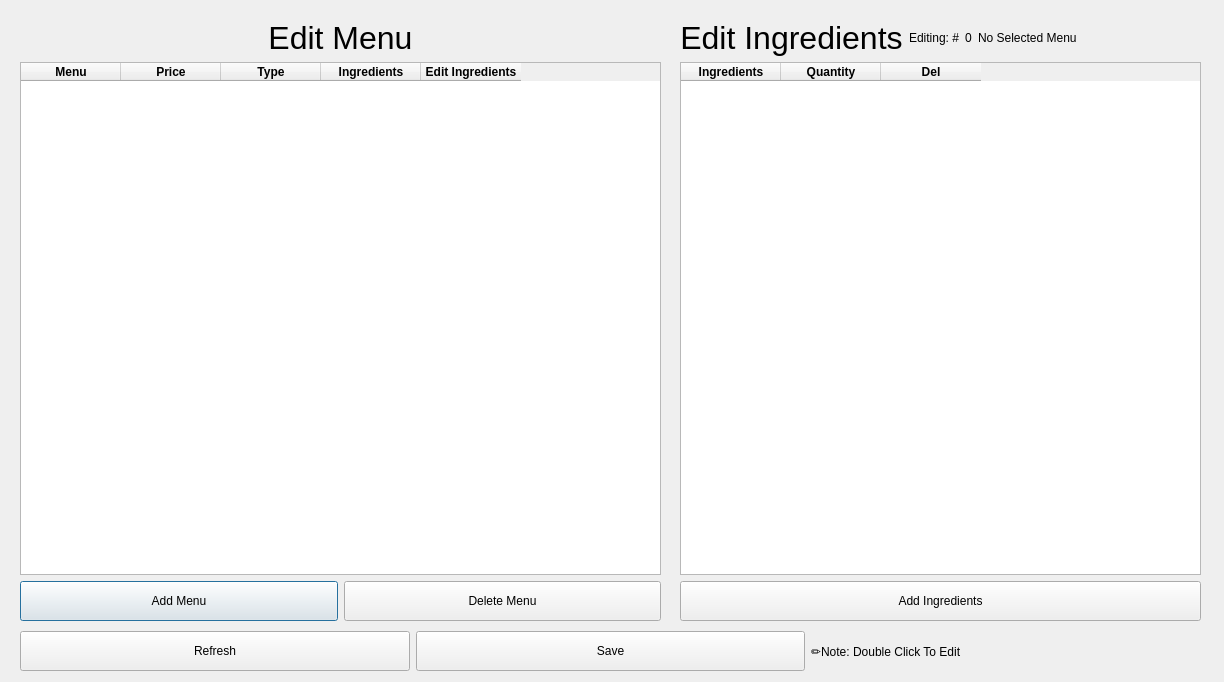
Above: ui/editmenu.ui from sriv95/Restaurant-Management before the change. Below: the same form after it.
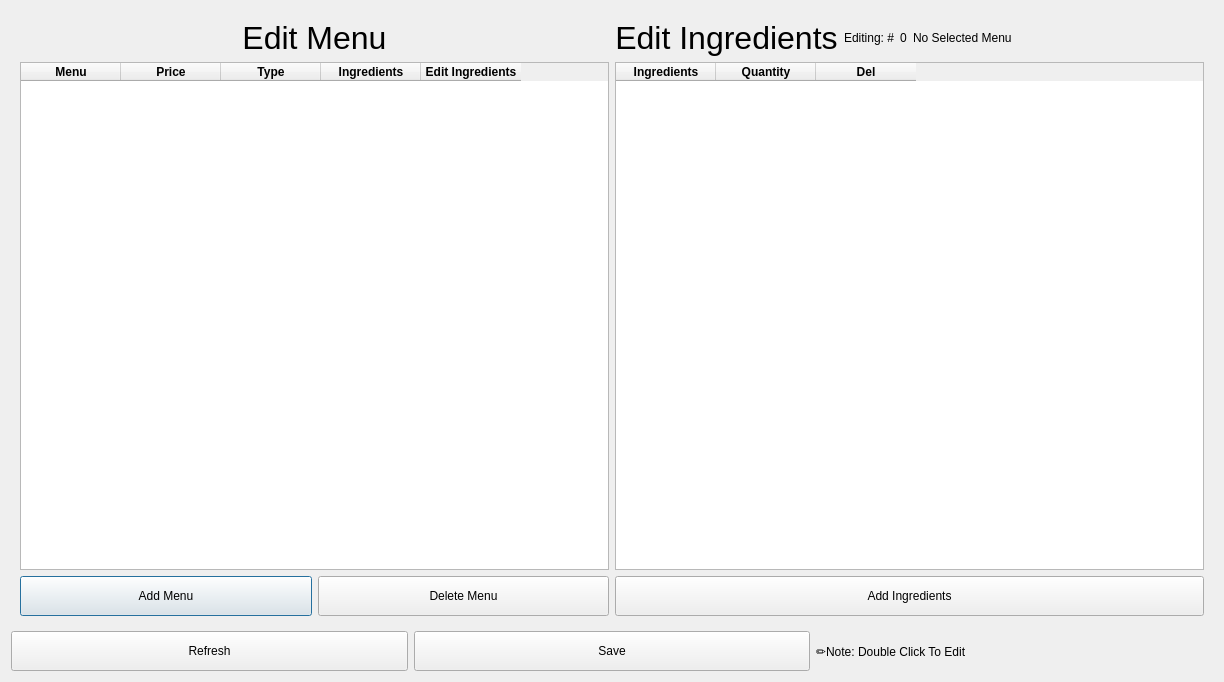
That is the form after the change.

Patch:
```diff
--- a/ui/editmenu.ui
+++ b/ui/editmenu.ui
@@ -13,15 +13,11 @@
   <property name="windowTitle">
    <string>Dialog</string>
   </property>
-  <widget class="QWidget" name="verticalLayoutWidget">
-   <property name="geometry">
-    <rect>
-     <x>20</x>
-     <y>20</y>
-     <width>641</width>
-     <height>601</height>
-    </rect>
-   </property>
+  <layout class="QVBoxLayout" name="verticalLayout_3">
+   <item>
+    <widget class="QWidget" name="widget" native="true">
+     <layout class="QHBoxLayout" name="horizontalLayout_5">
+      <item>
    <layout class="QVBoxLayout" name="verticalLayout">
     <item>
      <widget class="QLabel" name="label_3">
@@ -123,16 +119,8 @@
      </layout>
     </item>
    </layout>
-  </widget>
-  <widget class="QWidget" name="verticalLayoutWidget_2">
-   <property name="geometry">
-    <rect>
-     <x>680</x>
-     <y>20</y>
-     <width>521</width>
-     <height>601</height>
-    </rect>
-   </property>
+      </item>
+      <item>
    <layout class="QVBoxLayout" name="verticalLayout_2">
     <item>
      <layout class="QHBoxLayout" name="horizontalLayout_4">
@@ -259,16 +247,11 @@
      </layout>
     </item>
    </layout>
-  </widget>
-  <widget class="QWidget" name="horizontalLayoutWidget">
-   <property name="geometry">
-    <rect>
-     <x>20</x>
-     <y>630</y>
-     <width>1181</width>
-     <height>42</height>
-    </rect>
-   </property>
+      </item>
+     </layout>
+    </widget>
+   </item>
+   <item>
    <layout class="QHBoxLayout" name="horizontalLayout">
     <item>
      <widget class="QPushButton" name="RefreshBtn">
@@ -304,7 +287,8 @@
      </widget>
     </item>
    </layout>
-  </widget>
+   </item>
+  </layout>
  </widget>
  <resources/>
  <connections/>
```
Lines whose indentation alone changed are shown as unchanged.
